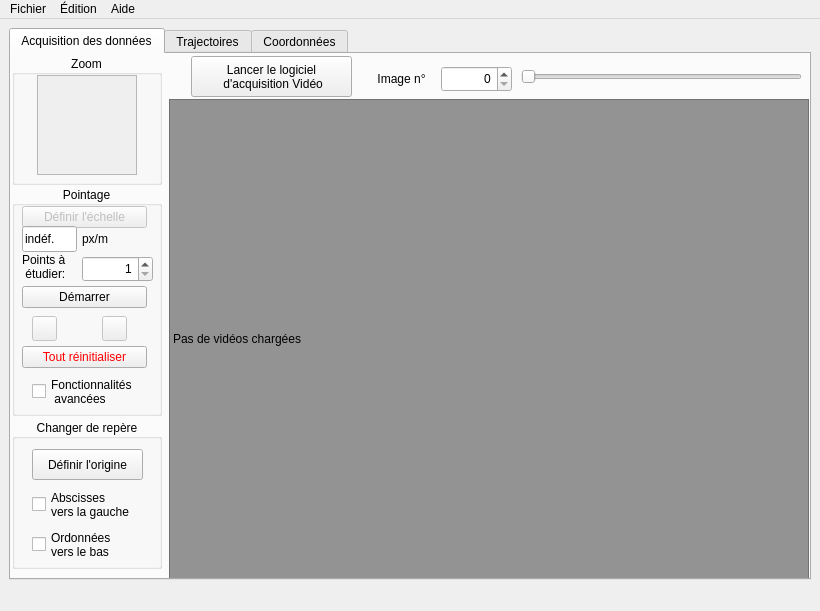
The window that src/pymecavideo.ui (rene-d/pymecavideo) describes before a commit, drawn with Qt 5.
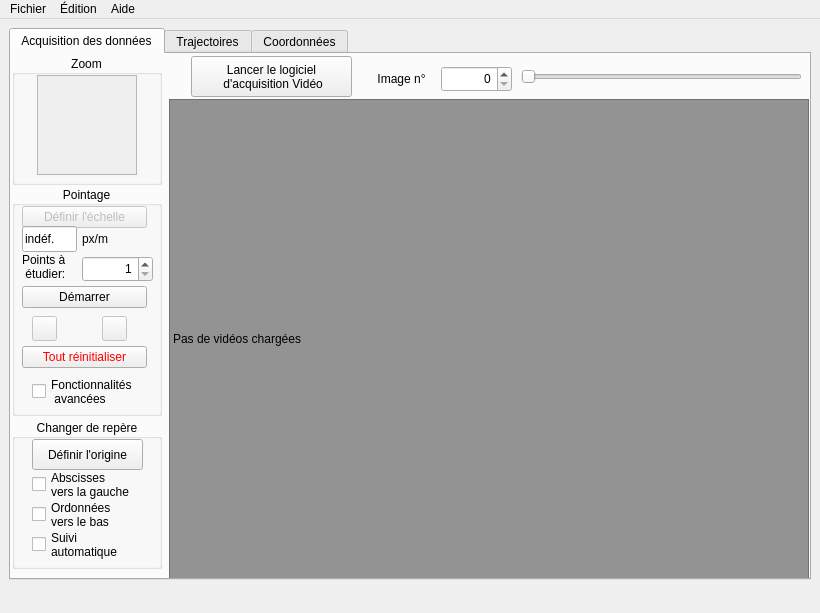
The same window after the commit. The open tabs and pages were chosen to show the change.

Diff of the .ui file:
```diff
--- a/src/pymecavideo.ui
+++ b/src/pymecavideo.ui
@@ -7,7 +7,7 @@
     <x>0</x>
     <y>0</y>
     <width>820</width>
-    <height>611</height>
+    <height>613</height>
    </rect>
   </property>
   <property name="font">
@@ -281,7 +281,7 @@
          <property name="geometry">
           <rect>
            <x>20</x>
-           <y>70</y>
+           <y>50</y>
            <width>121</width>
            <height>31</height>
           </rect>
@@ -295,7 +295,7 @@
          <property name="geometry">
           <rect>
            <x>20</x>
-           <y>110</y>
+           <y>80</y>
            <width>111</width>
            <height>31</height>
           </rect>
@@ -312,7 +312,7 @@
          <property name="geometry">
           <rect>
            <x>20</x>
-           <y>30</y>
+           <y>20</y>
            <width>111</width>
            <height>31</height>
           </rect>
@@ -324,6 +324,20 @@
           <bool>false</bool>
          </property>
         </widget>
+        <widget class="QCheckBox" name="checkBox_auto">
+         <property name="geometry">
+          <rect>
+           <x>20</x>
+           <y>110</y>
+           <width>111</width>
+           <height>31</height>
+          </rect>
+         </property>
+         <property name="text">
+          <string>Suivi 
+automatique</string>
+         </property>
+        </widget>
        </widget>
        <widget class="QGroupBox" name="groupBox_3">
         <property name="geometry">
```
Left out of the diff: 4 changed lines with no effect on the pictures.
